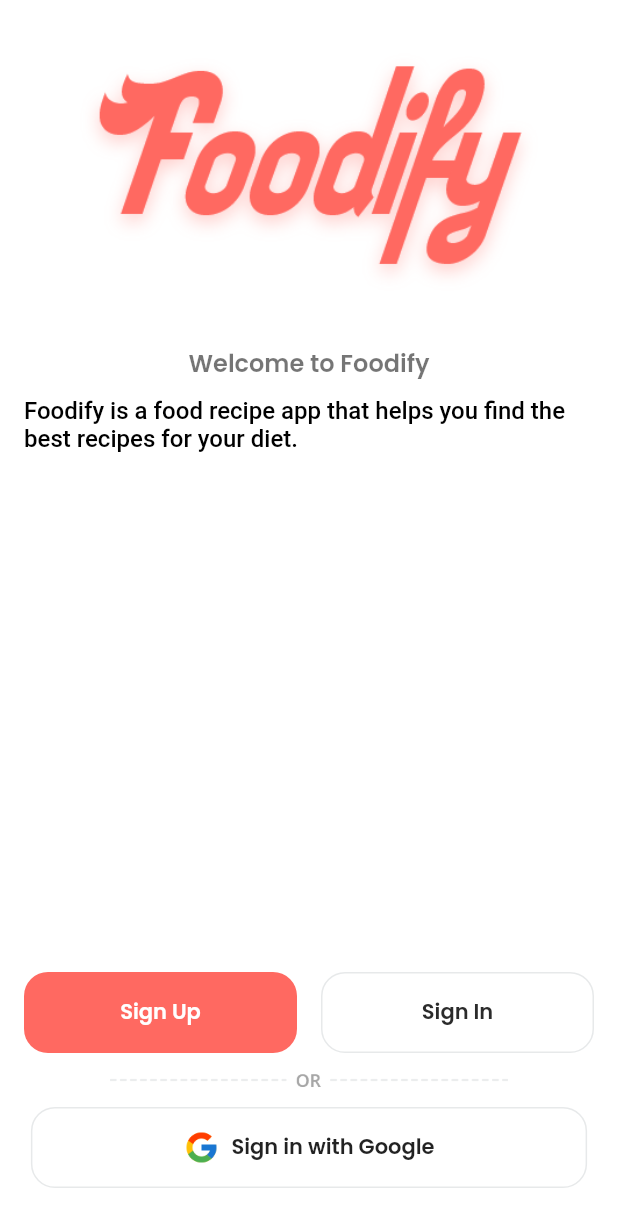
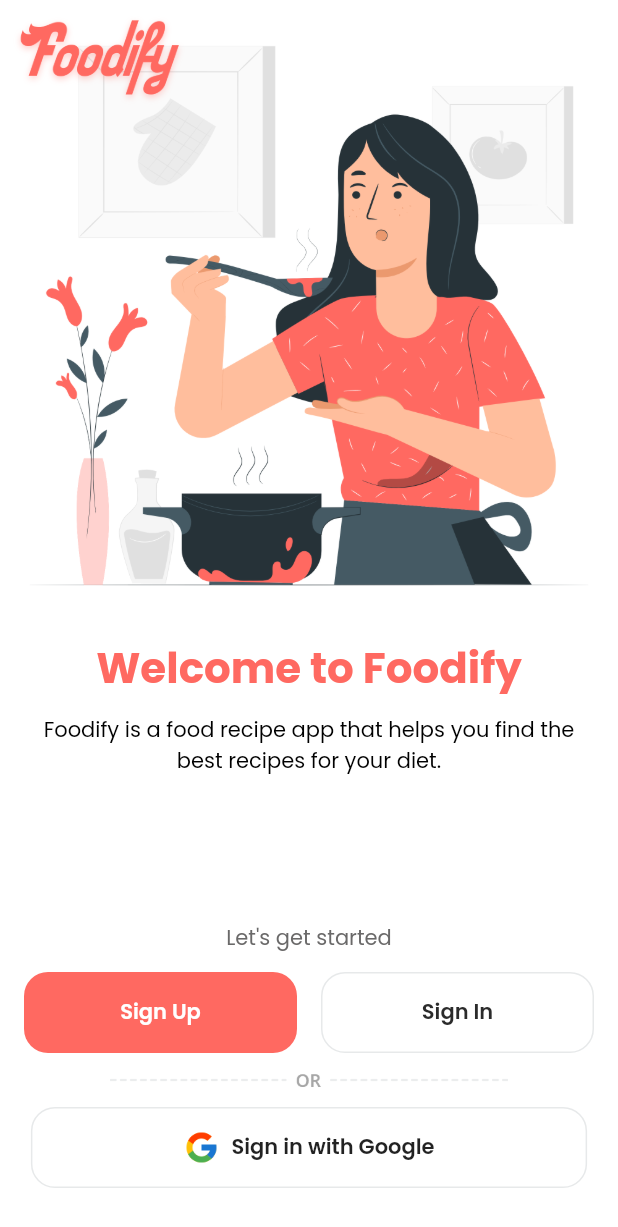
Before and after one commit to imsudip/foodify, a Flutter app: the screen it shows after launch, after a tap on "Sign in with Google", on a phone screen of 412 x 824 dp. Shown: the top 1227 px of the screen. Run offline on Flutter 3.47's test engine with Material 2 defaults, Android fonts, the phone set to English and light mode, and no system bars; our stand-ins replace cloud_firestore, eva_icons_flutter, firebase_auth, firebase_core, get, google_fonts and 2 more; accounts and stored records are empty; network calls fail.

Commit message:
onboaring changes

```diff
--- a/app_v2/foodify/lib/Screens/onboarding.dart
+++ b/app_v2/foodify/lib/Screens/onboarding.dart
@@ -14,36 +14,59 @@ class OnboardingScreen extends StatelessWidget {
 
   @override
   Widget build(BuildContext context) {
-    return SafeArea(
-      child: Scaffold(
-        backgroundColor: AppColors.primaryWhiteColor,
-        body: Column(children: [
-          Image.asset(
-            'images/Foodify.png',
-            height: 200,
+    return Scaffold(
+      backgroundColor: AppColors.primaryWhiteColor,
+      body: SafeArea(
+        child: Column(children: [
+          AspectRatio(
+            aspectRatio: 1.0,
+            child: Stack(
+              children: [
+                Image.asset(
+                  'images/Cooking-pana.png',
+                ),
+                Positioned(
+                  top: -3,
+                  left: 6,
+                  child: Image.asset(
+                    'images/Foodify.png',
+                    height: 75,
+                  ),
+                )
+              ],
+            ),
           ),
           SizedBox(
-            height: 30,
+            height: 12,
           ),
           Padding(
-            padding: const EdgeInsets.symmetric(horizontal: 16),
+            padding: const EdgeInsets.symmetric(horizontal: 20),
             child: Column(
               children: [
                 Text(
                   "Welcome to Foodify",
-                  style: Get.textTheme.headline2,
+                  style: Get.textTheme.headline1,
                 ),
                 SizedBox(
                   height: 10,
                 ),
                 Text(
                   "Foodify is a food recipe app that helps you find the best recipes for your diet.",
-                  style: Get.textTheme.bodyText1,
+                  style: AppTextStyle.bodytext2,
+                  textAlign: TextAlign.center,
                 ),
               ],
             ),
           ),
           Spacer(),
+          Text(
+            "Let's get started",
+            style: AppTextStyle.bodytext2.copyWith(color: AppColors.textSecondaryColor),
+            textAlign: TextAlign.center,
+          ),
+          const SizedBox(
+            height: 12,
+          ),
           Padding(
             padding: const EdgeInsets.symmetric(horizontal: 16.0),
             child: Row(
@@ -55,7 +78,7 @@ class OnboardingScreen extends StatelessWidget {
                     color: AppColors.primaryColor,
                     text: 'Sign Up',
                     onPressed: () {
-                      Get.to(SignUp());
+                      Get.to(() => SignUp());
                     },
                   ),
                 ),
@@ -69,7 +92,7 @@ class OnboardingScreen extends StatelessWidget {
                     textColor: AppColors.textPrimaryColor,
                     text: 'Sign In',
                     onPressed: () {
-                      Get.to(Login());
+                      Get.to(() => Login());
                     },
                   ),
                 )
--- /dev/null
+++ b/app_v2/foodify/lib/Screens/splash_screen.dart
@@ -0,0 +1,29 @@
+import 'package:flutter/material.dart';
+import 'package:foodify/Widgets/loader.dart';
+import 'package:foodify/ui/app_colors.dart';
+
+class SplashScreen extends StatelessWidget {
+  const SplashScreen({Key? key}) : super(key: key);
+
+  @override
+  Widget build(BuildContext context) {
+    return Container(
+      color: AppColors.backgroundColor,
+      child: Column(
+        mainAxisAlignment: MainAxisAlignment.center,
+        children: [
+          Image.asset(
+            'images/Foodify.png',
+            height: 120,
+          ),
+          const SizedBox(
+            height: 12,
+          ),
+          LoadingWidget(
+            height: 100,
+          )
+        ],
+      ),
+    );
+  }
+}
--- a/app_v2/foodify/lib/main.dart
+++ b/app_v2/foodify/lib/main.dart
@@ -1,4 +1,5 @@
 import 'package:flutter/material.dart';
+import 'package:foodify/Screens/splash_screen.dart';
 import 'package:foodify/ui/my_theme.dart';
 
 import 'package:get/get.dart';
@@ -25,9 +26,7 @@ class MyApp extends StatelessWidget {
       debugShowCheckedModeBanner: false,
       title: 'Flutter Demo',
       theme: MyTheme.ligthTheme,
-      home: const Center(
-        child: CircularProgressIndicator(),
-      ),
+      home: const SplashScreen(),
     );
   }
 }
--- a/app_v2/foodify/lib/ui/text_styles.dart
+++ b/app_v2/foodify/lib/ui/text_styles.dart
@@ -19,7 +19,7 @@ class AppTextStyle {
       );
   // Headline 2
   static TextStyle get headline2 => GoogleFonts.poppins(
-        fontSize: 16.0,
+        fontSize: 22.0,
         fontWeight: FontWeight.w600,
       );
   // Headline 3
@@ -28,8 +28,13 @@ class AppTextStyle {
         fontWeight: FontWeight.w700,
       );
   // Bodytext 1
-  static TextStyle get bodytext1 => GoogleFonts.roboto(
+  static TextStyle get bodytext1 => GoogleFonts.poppins(
         fontSize: 16.0,
+        color: Colors.black,
+      );
+  // Bodytext 2
+  static TextStyle get bodytext2 => GoogleFonts.poppins(
+        fontSize: 14.0,
         color: Colors.black,
       );
   // Caption
```
Also changed, not shown: app_v2/foodify/lib/Screens/login.dart (+93 -17 lines), app_v2/foodify/lib/Screens/sign_up.dart (+102 -47 lines), app_v2/foodify/images/Cooking-pana.png (added), app_v2/foodify/images/illustration2.png (added), app_v2/foodify/images/illustration3.png (added).
